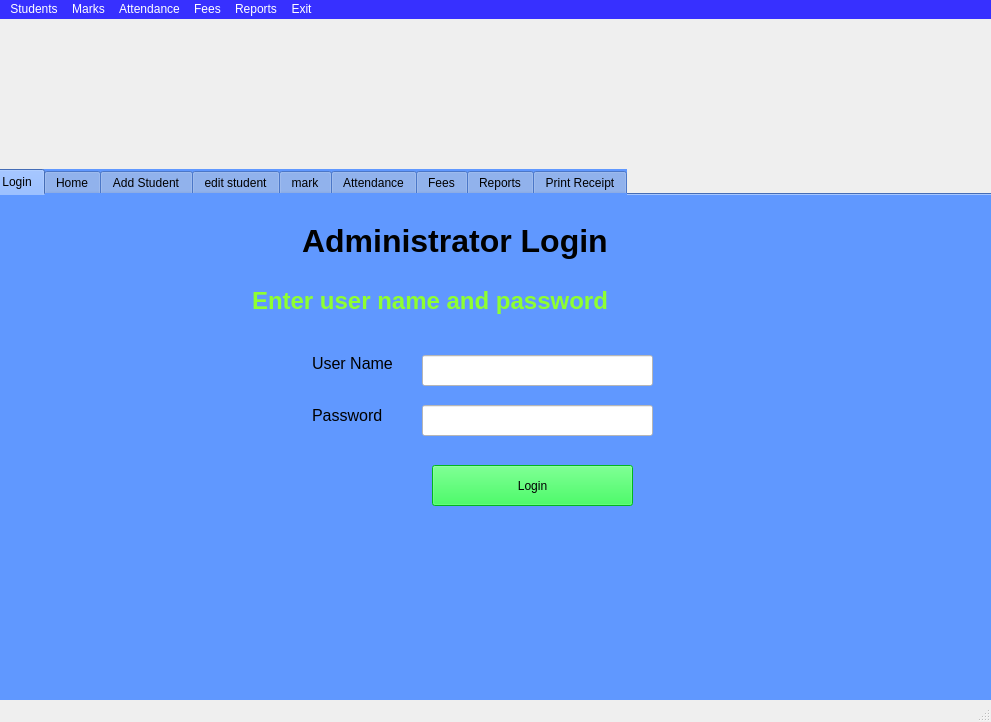
First picture: the form in projects/School Management/school.ui, repository kirankumarjmeshram/pyqt, before the edit.
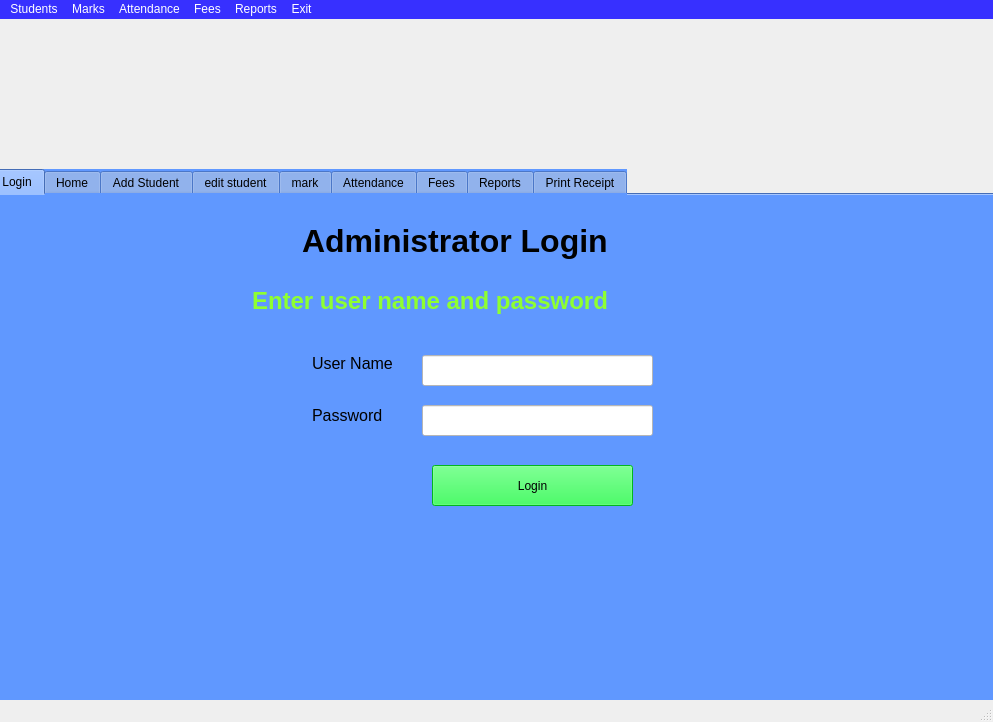
Second picture: the form after the edit. The open tabs and pages were chosen to show the change. Icons and pictures are not drawn.

Commit message: login functionality

Patch:
```diff
--- a/projects/School Management/school.ui
+++ b/projects/School Management/school.ui
@@ -6,7 +6,7 @@
    <rect>
     <x>0</x>
     <y>0</y>
-    <width>991</width>
+    <width>993</width>
     <height>722</height>
    </rect>
   </property>
@@ -87,7 +87,7 @@
        <rect>
         <x>260</x>
         <y>80</y>
-        <width>471</width>
+        <width>661</width>
         <height>51</height>
        </rect>
       </property>
@@ -3417,7 +3417,7 @@
     <rect>
      <x>0</x>
      <y>0</y>
-     <width>991</width>
+     <width>993</width>
      <height>30</height>
     </rect>
    </property>
```
Left out of the diff: 10 changed lines with no effect on the pictures. The commit also changes 1 other file.
